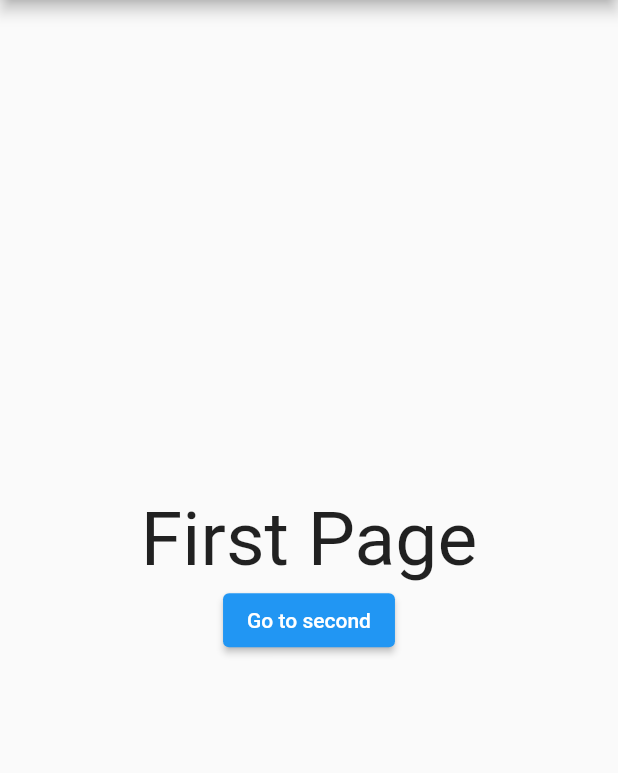
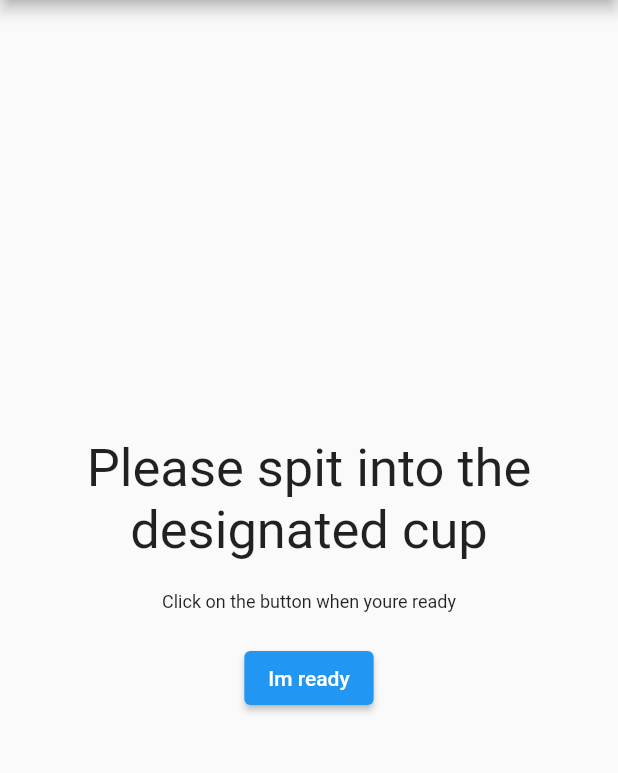
Before and after one commit to AviEt/Labrador-demo, a Flutter app: the screen it shows after launch, on a phone screen of 412 x 824 dp, the part 84-857 px from its top. Run offline on Flutter 3.47's test engine with Material 2 defaults, Android fonts, the phone set to English and light mode, and no system bars; our stand-ins replace camera, image_gallery_saver.

Commit message:
Starting to make the app look a bit better

```diff
--- a/lib/main.dart
+++ b/lib/main.dart
@@ -3,7 +3,7 @@ import 'package:route_experiments/camera_singleton.dart';
 import 'route_generator.dart';
 import 'camera_singleton.dart';
 import 'package:camera/camera.dart';
-import 'welcome_screen.dart';
+import 'regular_step_screen.dart';
 
 void main() async {
   WidgetsFlutterBinding.ensureInitialized();
@@ -22,7 +22,7 @@ class MyApp extends StatelessWidget {
       theme: ThemeData(
         primarySwatch: Colors.blue,
       ),
-      home: WelcomeScreen(),
+      home: RegularStepScreen(),
       onGenerateRoute: RouteGenerator.generateRoute,
     );
   }
--- /dev/null
+++ b/lib/regular_step_screen.dart
@@ -0,0 +1,43 @@
+import 'package:flutter/material.dart';
+
+import 'consts.dart';
+
+class RegularStepScreen extends StatelessWidget {
+  const RegularStepScreen({Key? key}) : super(key: key);
+
+  @override
+  Widget build(BuildContext context) {
+    return Scaffold(
+        appBar: AppBar(
+          title: Text('Routing App'),
+        ),
+        body: Center(
+            child: Column(
+          mainAxisSize: MainAxisSize.min,
+          mainAxisAlignment: MainAxisAlignment.center,
+          children: <Widget>[
+            const Padding(
+              padding: const EdgeInsets.all(20.0),
+              child: Text(
+                'Please spit into the designated cup',
+                style: TextStyle(fontSize: 35),
+                textAlign: TextAlign.center,
+              ),
+            ),
+            const Text('Click on the button when you' 're ready',
+                style: TextStyle(fontSize: 12)),
+            Padding(
+                padding: EdgeInsets.all(20.0),
+                child: ElevatedButton(
+                  child: Text('I' 'm ready'),
+                  onPressed: () {
+                    // Pushing a named route
+                    Navigator.of(context).pushNamed(
+                      cameraPageUrl,
+                    );
+                  },
+                )),
+          ],
+        )));
+  }
+}
--- a/lib/route_generator.dart
+++ b/lib/route_generator.dart
@@ -1,7 +1,7 @@
 import 'package:flutter/material.dart';
 import 'package:route_experiments/card_camera_screen.dart';
 import 'package:route_experiments/sample_wait_screen.dart';
-import 'package:route_experiments/welcome_screen.dart';
+import 'package:route_experiments/regular_step_screen.dart';
 import 'package:route_experiments/results_screen.dart';
 
 import 'consts.dart';
@@ -13,13 +13,13 @@ class RouteGenerator {
 
     switch (settings.name) {
       case homePageUrl:
-        return MaterialPageRoute(builder: (_) => WelcomeScreen());
+        return MaterialPageRoute(builder: (_) => const RegularStepScreen());
       case cameraPageUrl:
-        return MaterialPageRoute(builder: (_) => CardCameraScreen());
+        return MaterialPageRoute(builder: (_) => const CardCameraScreen());
       case resultsPageUrl:
         return MaterialPageRoute(builder: (_) => const ResultsScreen(data: "Results are ready"));
       case waitResultsPageUrl:
-        return MaterialPageRoute(builder: (_) => SampleWaitScreen());
+        return MaterialPageRoute(builder: (_) => const SampleWaitScreen());
       default:
         // If there is no such named route in the switch statement, e.g. /third
         return _errorRoute();
--- a/lib/welcome_screen.dart
+++ /dev/null
@@ -1,34 +0,0 @@
-import 'package:flutter/material.dart';
-
-import 'consts.dart';
-
-class WelcomeScreen extends StatelessWidget {
-  const WelcomeScreen({Key? key}) : super(key: key);
-
-  @override
-  Widget build(BuildContext context) {
-    return Scaffold(
-        appBar: AppBar(
-          title: Text('Routing App'),
-        ),
-        body: Center(
-            child: Column(
-              mainAxisSize: MainAxisSize.min,
-              children: <Widget>[
-                const Text(
-                    'First Page',
-                    style: TextStyle(fontSize: 50)
-                ),
-                ElevatedButton(
-                  child: Text('Go to second'),
-                  onPressed: () {
-                    // Pushing a named route
-                    Navigator.of(context).pushNamed(
-                      cameraPageUrl,
-                    );
-                  },
-                )
-              ],
-            )));
-  }
-}
```
